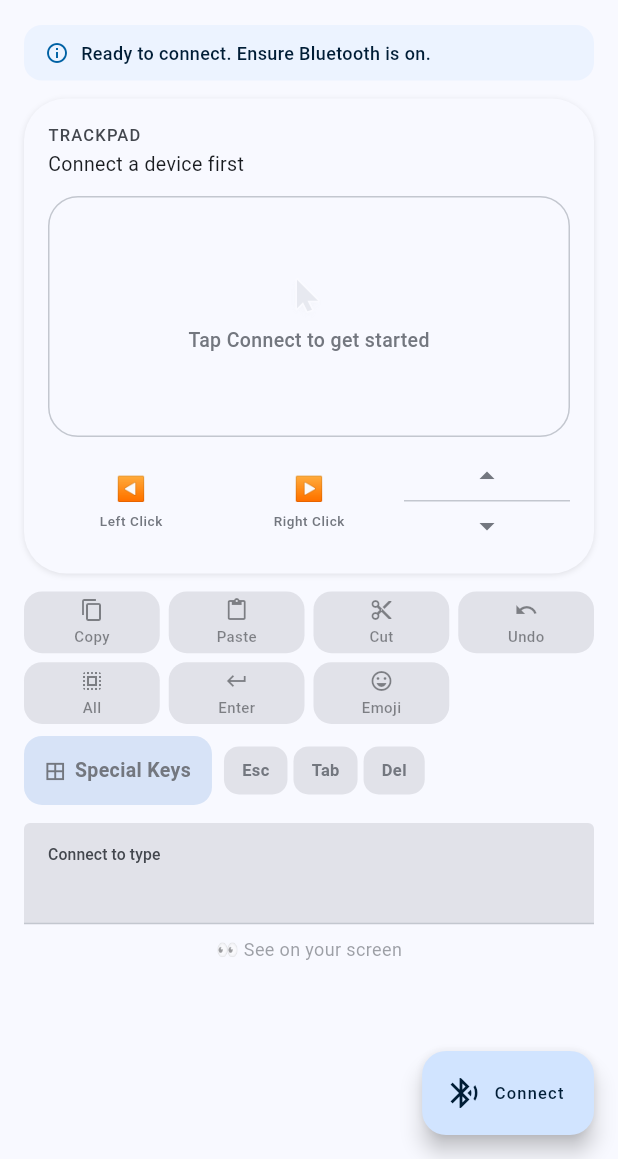
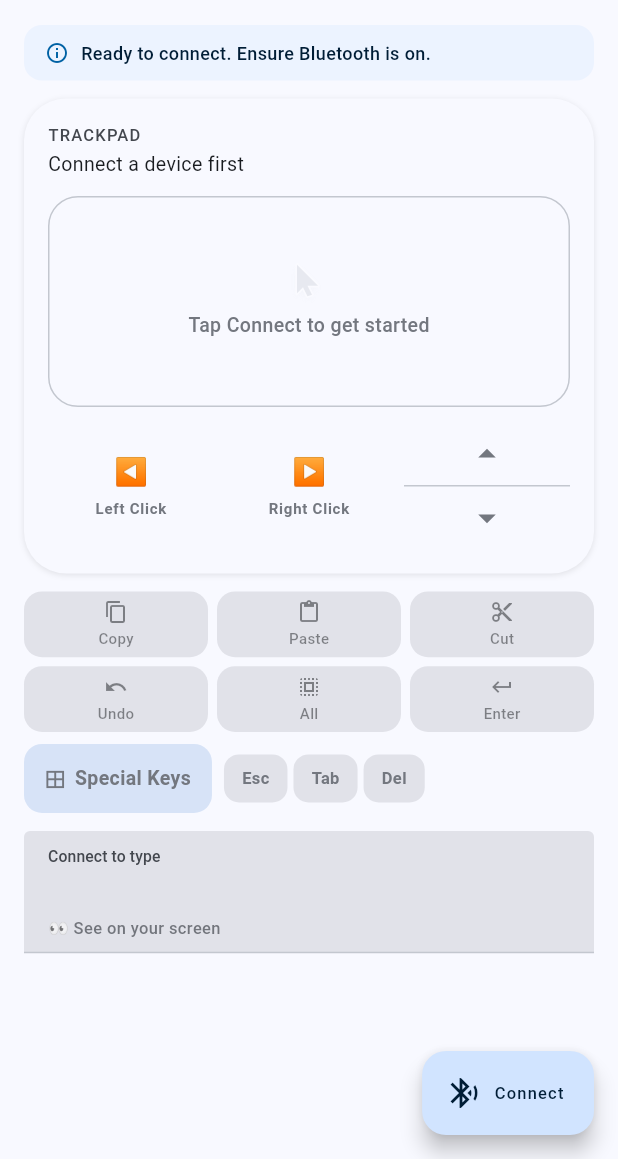
Before and after one commit to Aditya-err/WindPad-Os-Controller, a Flutter app: the screen it shows after launch, on a phone screen of 412 x 824 dp, the part 77-1236 px from its top. Run offline on Flutter 3.47's test engine with Material 3 defaults, Android fonts, the phone set to English and light mode, and no system bars; drawn by our look-alikes of flutter_animate; our stand-ins replace flutter_keyboard_visibility, flutter_rating_bar, package_info_plus, permission_handler, shared_preferences; missing offline and left inert: android_intent_plus.

Commit message:
feat: improve bluetooth connection and layout, trackpad button UI, fix keyboard emoji

```diff
--- a/lib/services/bluetooth_hid_service.dart
+++ b/lib/services/bluetooth_hid_service.dart
@@ -131,6 +131,7 @@ class BluetoothHidService extends ChangeNotifier {
     if (_lastConnectedMac != null && _lastConnectedMac!.isNotEmpty && _state == BluetoothState.disconnected) {
       _state = BluetoothState.scanning;
       notifyListeners();
+      await Future.delayed(const Duration(milliseconds: 1500)); // Wait for HID service registration
       await PlatformChannel.connectToDevice(_lastConnectedMac!);
     }
   }
--- a/lib/widgets/keyboard_section.dart
+++ b/lib/widgets/keyboard_section.dart
@@ -74,17 +74,21 @@ class _KeyboardSectionState extends State<KeyboardSection> {
     final isConn = btService.state == BluetoothState.connected;
     final cs = Theme.of(context).colorScheme;
 
-    return Column(
-      crossAxisAlignment: CrossAxisAlignment.stretch,
-      children: [
-        AnimatedContainer(
+    return AnimatedContainer(
       duration: const Duration(milliseconds: 200),
       decoration: BoxDecoration(
         color: cs.surfaceContainerHighest,
         borderRadius: const BorderRadius.only(topLeft: Radius.circular(4), topRight: Radius.circular(4)),
         border: Border(bottom: BorderSide(color: _isFocused ? cs.primary : cs.outlineVariant, width: _isFocused ? 2.0 : 1.0)),
       ),
-          padding: const EdgeInsets.only(top: 8, left: 16, right: 16, bottom: 4),
+      padding: const EdgeInsets.only(top: 8, left: 16, right: 8, bottom: 8),
+      child: Column(
+        crossAxisAlignment: CrossAxisAlignment.start,
+        children: [
+          Row(
+            crossAxisAlignment: CrossAxisAlignment.center,
+            children: [
+              Expanded(
                 child: TextField(
                   controller: _controller,
                   focusNode: _focusNode,
@@ -98,22 +102,28 @@ class _KeyboardSectionState extends State<KeyboardSection> {
                     labelText: isConn ? "Type anywhere..." : "Connect to type",
                     labelStyle: TextStyle(color: _isFocused ? cs.primary : cs.onSurfaceVariant, fontSize: 14),
                     border: InputBorder.none,
-              contentPadding: const EdgeInsets.symmetric(vertical: 8),
+                    contentPadding: const EdgeInsets.symmetric(vertical: 4),
                     isDense: true,
                   ),
                   style: TextStyle(color: cs.onSurface, fontSize: 16, height: 1.5),
                   cursorColor: cs.primary,
                 ),
               ),
-        const SizedBox(height: 8),
-        // Static hint text
-        Center(
-          child: Text(
-            "👀 See on your screen",
-            style: TextStyle(color: cs.onSurfaceVariant.withValues(alpha: 0.5), fontSize: 12, fontWeight: FontWeight.w400),
-          ),
+              if (_isFocused)
+                IconButton(
+                  icon: Icon(Icons.emoji_emotions_outlined, color: cs.primary),
+                  onPressed: () => btService.sendEmoji(),
+                  tooltip: "Emoji",
                 ),
             ],
+          ),
+          const SizedBox(height: 2),
+          Text(
+            "👀 See on your screen",
+            style: TextStyle(color: cs.onSurfaceVariant.withValues(alpha: 0.7), fontSize: 11, fontWeight: FontWeight.w500),
+          ),
+        ],
+      ),
     );
   }
 }
--- a/lib/widgets/quick_keys_widget.dart
+++ b/lib/widgets/quick_keys_widget.dart
@@ -18,7 +18,6 @@ class QuickKeysWidget extends StatelessWidget {
       {"label": "Undo", "icon": Icons.undo, "action": "undo"},
       {"label": "All", "icon": Icons.select_all, "action": "selectAll"},
       {"label": "Enter", "icon": Icons.keyboard_return, "action": "enter"},
-      {"label": "Emoji", "icon": Icons.emoji_emotions_outlined, "action": "emoji"},
     ];
 
     return GridView.builder(
@@ -26,7 +25,7 @@ class QuickKeysWidget extends StatelessWidget {
       physics: const NeverScrollableScrollPhysics(),
       padding: EdgeInsets.zero,
       gridDelegate: const SliverGridDelegateWithFixedCrossAxisCount(
-        crossAxisCount: 4, mainAxisSpacing: 6, crossAxisSpacing: 6, childAspectRatio: 2.2,
+        crossAxisCount: 3, mainAxisSpacing: 6, crossAxisSpacing: 6, childAspectRatio: 2.8,
       ),
       itemCount: quickKeys.length,
       itemBuilder: (context, index) {
@@ -82,9 +81,6 @@ class QuickKeysWidget extends StatelessWidget {
       case "enter":
         btService.sendEnter();
         break;
-      case "emoji":
-        btService.sendEmoji();
-        break;
     }
   }
 }
--- a/lib/widgets/touchpad_widget.dart
+++ b/lib/widgets/touchpad_widget.dart
@@ -199,17 +199,23 @@ class _TouchpadInternalState extends State<_TouchpadInternal> with SingleTickerP
       child: Material(
         color: isConn ? bg : cs.surfaceContainerHigh,
         borderRadius: BorderRadius.circular(16),
-        elevation: isConn ? 1 : 0,
+        elevation: isConn ? 3 : 0,
+        shadowColor: cs.shadow.withValues(alpha: 0.5),
+        surfaceTintColor: Colors.transparent,
+        shape: RoundedRectangleBorder(
+          borderRadius: BorderRadius.circular(16),
+          side: BorderSide(color: isConn ? cs.outlineVariant.withValues(alpha: 0.5) : Colors.transparent, width: 1),
+        ),
         child: InkWell(
           onTap: onTap,
           borderRadius: BorderRadius.circular(16),
           child: Padding(
-            padding: const EdgeInsets.symmetric(vertical: 10, horizontal: 4),
+            padding: const EdgeInsets.symmetric(vertical: 14, horizontal: 4),
             child: Column(
               children: [
-                Text(icon, style: TextStyle(fontSize: 16, color: isConn ? txt : cs.outline)),
-                const SizedBox(height: 3),
-                Text(label, style: TextStyle(fontSize: 9, fontWeight: FontWeight.w500, letterSpacing: 0.4, color: isConn ? txt : cs.outline)),
+                Text(icon, style: TextStyle(fontSize: 18, color: isConn ? txt : cs.outline)),
+                const SizedBox(height: 4),
+                Text(label, style: TextStyle(fontSize: 10, fontWeight: FontWeight.w600, letterSpacing: 0.5, color: isConn ? txt : cs.outline)),
               ],
             ),
           ),
@@ -223,7 +229,13 @@ class _TouchpadInternalState extends State<_TouchpadInternal> with SingleTickerP
       child: Material(
         color: isConn ? cs.secondaryContainer : cs.surfaceContainerHigh,
         borderRadius: BorderRadius.circular(16),
-        elevation: isConn ? 1 : 0,
+        elevation: isConn ? 3 : 0,
+        shadowColor: cs.shadow.withValues(alpha: 0.5),
+        surfaceTintColor: Colors.transparent,
+        shape: RoundedRectangleBorder(
+          borderRadius: BorderRadius.circular(16),
+          side: BorderSide(color: isConn ? cs.outlineVariant.withValues(alpha: 0.5) : Colors.transparent, width: 1),
+        ),
         child: Column(
           crossAxisAlignment: CrossAxisAlignment.stretch,
           children: [
@@ -231,17 +243,17 @@ class _TouchpadInternalState extends State<_TouchpadInternal> with SingleTickerP
               onTap: () => isConn ? btService.sendScroll(1) : null,
               borderRadius: const BorderRadius.vertical(top: Radius.circular(16)),
               child: Padding(
-                padding: const EdgeInsets.symmetric(vertical: 4),
-                child: Icon(Icons.arrow_drop_up, size: 24, color: isConn ? cs.onSecondaryContainer : cs.outline),
+                padding: const EdgeInsets.symmetric(vertical: 7),
+                child: Icon(Icons.arrow_drop_up, size: 28, color: isConn ? cs.onSecondaryContainer : cs.outline),
               ),
             ),
-            Container(height: 1, color: isConn ? cs.onSecondaryContainer.withValues(alpha: 0.1) : cs.outlineVariant),
+            Container(height: 1, color: isConn ? cs.onSecondaryContainer.withValues(alpha: 0.15) : cs.outlineVariant),
             InkWell(
               onTap: () => isConn ? btService.sendScroll(-1) : null,
               borderRadius: const BorderRadius.vertical(bottom: Radius.circular(16)),
               child: Padding(
-                padding: const EdgeInsets.symmetric(vertical: 4),
-                child: Icon(Icons.arrow_drop_down, size: 24, color: isConn ? cs.onSecondaryContainer : cs.outline),
+                padding: const EdgeInsets.symmetric(vertical: 7),
+                child: Icon(Icons.arrow_drop_down, size: 28, color: isConn ? cs.onSecondaryContainer : cs.outline),
               ),
             ),
           ],
```
Also changed, not shown: lib/widgets/device_picker_sheet.dart (+14 -1 lines), 1 other file. Lines whose indentation alone changed are shown as unchanged.
